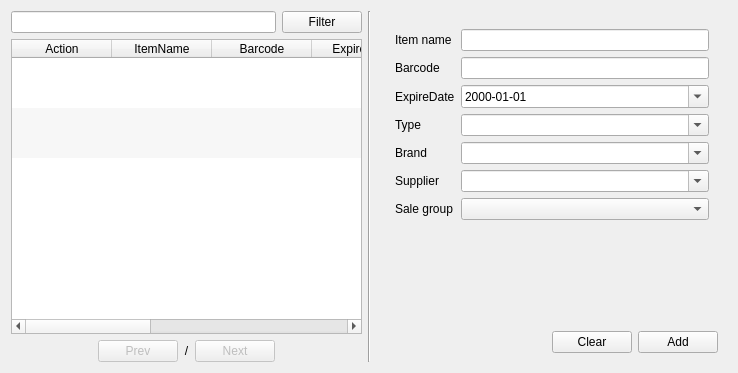
Qt form app/views/templates/generated/ManageItem.ui (rondalefloyd/mts-pos) before a commit.
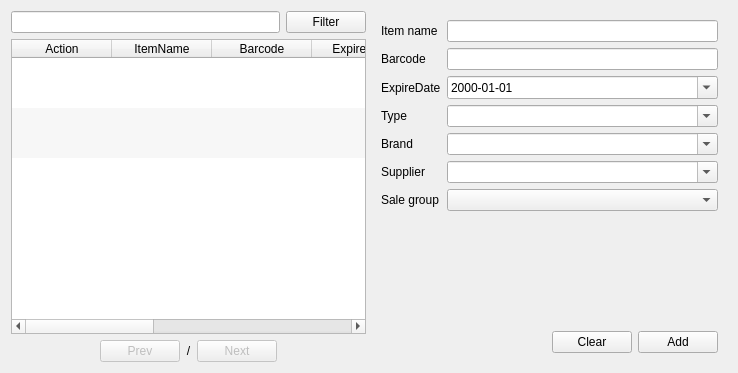
The same form after that commit.

Diff of the .ui file:
```diff
--- a/app/views/templates/generated/ManageItem.ui
+++ b/app/views/templates/generated/ManageItem.ui
@@ -195,13 +195,6 @@
      </item>
     </layout>
    </item>
-   <item>
-    <widget class="Line" name="line">
-     <property name="orientation">
-      <enum>Qt::Vertical</enum>
-     </property>
-    </widget>
-   </item>
    <item>
     <widget class="QFrame" name="frameRegister">
      <property name="maximumSize">
@@ -211,17 +204,20 @@
       </size>
      </property>
      <layout class="QVBoxLayout" name="verticalLayout_2">
+      <property name="spacing">
+       <number>0</number>
+      </property>
       <property name="leftMargin">
-       <number>9</number>
+       <number>0</number>
       </property>
       <property name="topMargin">
-       <number>9</number>
+       <number>0</number>
       </property>
       <property name="rightMargin">
-       <number>9</number>
+       <number>0</number>
       </property>
       <property name="bottomMargin">
-       <number>9</number>
+       <number>0</number>
       </property>
       <item>
        <widget class="QScrollArea" name="scrollArea">
@@ -236,8 +232,8 @@
           <rect>
            <x>0</x>
            <y>0</y>
-           <width>284</width>
-           <height>306</height>
+           <width>311</width>
+           <height>314</height>
           </rect>
          </property>
          <layout class="QFormLayout" name="formLayout">
@@ -358,7 +354,8 @@
        </widget>
       </item>
       <item>
-       <layout class="QHBoxLayout" name="horizontalLayout_3">
+       <widget class="QWidget" name="widget" native="true">
+        <layout class="QHBoxLayout" name="horizontalLayout_5">
         <item>
          <spacer name="horizontalSpacer_3">
           <property name="orientation">
@@ -387,6 +384,7 @@
          </widget>
         </item>
        </layout>
+       </widget>
       </item>
      </layout>
     </widget>
```
Lines whose indentation alone changed are shown as unchanged.
